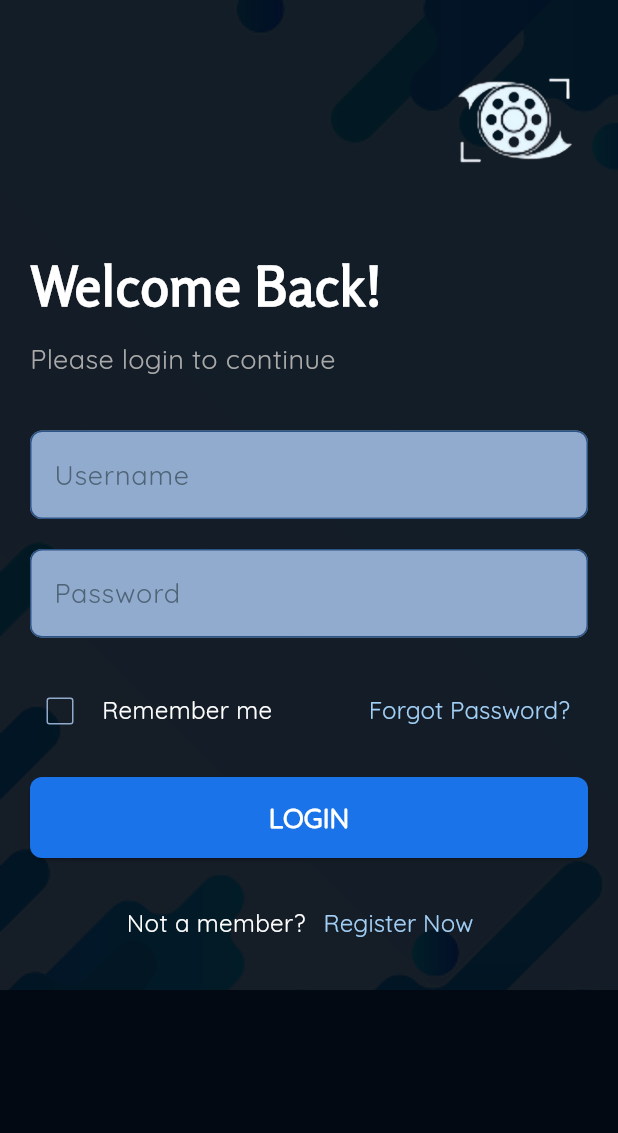
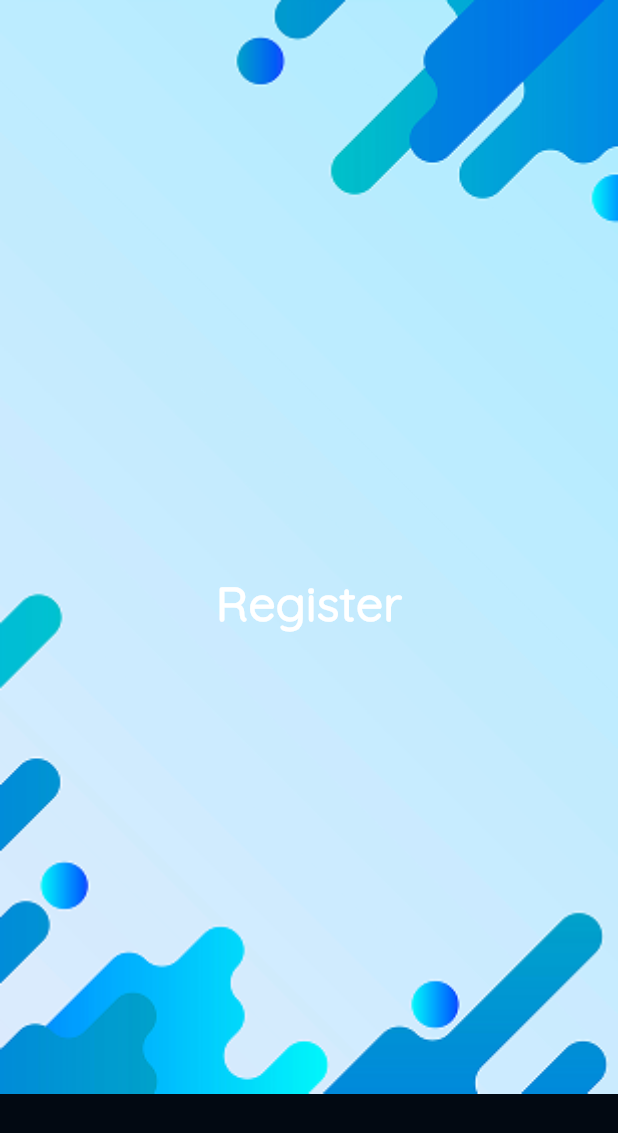
Before and after one commit to Lakshan18/CineFetch_Movie_Downloader_App, a Flutter app: the screen it shows after launch, after a tap on "Not a member?", on a phone screen of 412 x 824 dp. Shown: the top 1133 px of the screen. Run offline on Flutter 3.47's test engine with Material 3 defaults, Android fonts, the phone set to English and light mode, and no system bars; our stand-ins replace device_preview, simple_animations.

Commit message:
Cine Fetch
Added Animation for My project structure and set to the various animation to login screen

```diff
--- /dev/null
+++ b/cinefetch_app/lib/animation/custom_animation.dart
@@ -0,0 +1,110 @@
+import 'package:flutter/material.dart';
+import 'package:simple_animations/simple_animations.dart';
+
+enum AnimationType { fade, fadeSlide, bounce, swing }
+
+class CustomAnimation extends StatelessWidget {
+  final double delay;
+  final Widget child;
+  final AnimationType type;
+
+  const CustomAnimation(
+    this.delay,
+    this.child, {
+    super.key,
+    this.type = AnimationType.fade,
+  });
+
+  @override
+  Widget build(BuildContext context) {
+    final tween = MovieTween();
+
+    switch (type) {
+      case AnimationType.fade:
+        tween.tween('opacity', Tween(begin: 0.0, end: 1.0),
+            duration: const Duration(milliseconds: 500));
+        break;
+      case AnimationType.fadeSlide:
+        tween
+          ..tween('opacity', Tween(begin: 0.0, end: 1.0),
+              duration: const Duration(milliseconds: 500))
+          ..tween('translateY', Tween(begin: 30.0, end: 0.0),
+              duration: const Duration(milliseconds: 500));
+        break;
+      case AnimationType.bounce:
+        tween
+          ..tween('opacity', Tween(begin: 0.0, end: 1.0),
+              duration: const Duration(milliseconds: 400))
+          ..tween('translateY', Tween(begin: 60.0, end: 0.0),
+              duration: const Duration(milliseconds: 700), curve: Curves.bounceOut);
+        break;
+      case AnimationType.swing:
+        tween
+          ..tween('opacity', Tween(begin: 0.0, end: 1.0),
+              duration: const Duration(milliseconds: 400))
+          ..tween('angle', Tween(begin: -0.3, end: 0.0),
+              duration: const Duration(milliseconds: 700), curve: Curves.elasticOut);
+        break;
+    }
+
+    return PlayAnimationBuilder<Movie>(
+      tween: tween,
+      duration: tween.duration + Duration(milliseconds: (500 * delay).round()),
+      delay: Duration(milliseconds: (500 * delay).round()),
+      builder: (context, value, child) {
+        Widget animatedChild = child!;
+        if (type == AnimationType.fade) {
+          animatedChild = Opacity(opacity: value.get('opacity'), child: child);
+        } else if (type == AnimationType.fadeSlide || type == AnimationType.bounce) {
+          animatedChild = Opacity(
+            opacity: value.get('opacity'),
+            child: Transform.translate(
+              offset: Offset(0, value.get('translateY')),
+              child: child,
+            ),
+          );
+        } else if (type == AnimationType.swing) {
+          animatedChild = Opacity(
+            opacity: value.get('opacity'),
+            child: Transform.rotate(
+              angle: value.get('angle'),
+              child: child,
+            ),
+          );
+        }
+        return animatedChild;
+      },
+      child: child,
+    );
+  }
+}
+
+
+// import 'package:flutter/material.dart';
+// import 'package:simple_animations/simple_animations.dart';
+
+// class FadeAnimation extends StatelessWidget {
+//   final double delay;
+//   final Widget child;
+
+//   const FadeAnimation(this.delay, this.child, {super.key});
+
+//   @override
+//   Widget build(BuildContext context) {
+//     final tween = MovieTween()
+//       ..tween('opacity', Tween(begin: 0.0, end: 1.0), duration: const Duration(milliseconds: 500));
+
+//     return PlayAnimationBuilder<Movie>(
+//       tween: tween,
+//       duration: tween.duration + Duration(milliseconds: (500 * delay).round()),
+//       delay: Duration(milliseconds: (500 * delay).round()),
+//       builder: (context, value, child) {
+//         return Opacity(
+//           opacity: value.get('opacity'),
+//           child: child,
+//         );
+//       },
+//       child: child,
+//     );
+//   }
+// }
--- a/cinefetch_app/lib/screens/login_screen.dart
+++ b/cinefetch_app/lib/screens/login_screen.dart
@@ -1,5 +1,7 @@
+import 'package:cinefetch_app/animation/custom_animation.dart';
 import 'package:cinefetch_app/components/custom_textfield.dart';
 import 'package:flutter/material.dart';
+import 'package:cinefetch_app/screens/register_screen.dart';
 
 class LoginProcess extends StatefulWidget {
   const LoginProcess({super.key});
@@ -67,6 +69,9 @@ class _LoginScreenState extends State<LoginProcess> {
                           mainAxisAlignment: MainAxisAlignment.start,
                           crossAxisAlignment: CrossAxisAlignment.start,
                           children: <Widget>[
+                            CustomAnimation(
+                              0.6,
+                              type: AnimationType.fadeSlide,
                               Text(
                                 "Welcome Back!",
                                 style: TextStyle(
@@ -76,7 +81,11 @@ class _LoginScreenState extends State<LoginProcess> {
                                   fontWeight: FontWeight.w700,
                                 ),
                               ),
+                            ),
                             SizedBox(height: 10.0),
+                            CustomAnimation(
+                              0.62,
+                              type: AnimationType.fadeSlide,
                               Text(
                                 "Please login to continue",
                                 style: TextStyle(
@@ -84,6 +93,7 @@ class _LoginScreenState extends State<LoginProcess> {
                                   fontFamily: "Quicksand",
                                   color: Color.fromARGB(255, 170, 170, 170),
                                   fontWeight: FontWeight.w500,
+                                ),
                               ),
                             ),
                           ],
@@ -94,21 +104,32 @@ class _LoginScreenState extends State<LoginProcess> {
                     const SizedBox(height: 35.0),
 
                     //username textfield..
+                    CustomAnimation(
+                      0.65,
+                      type: AnimationType.bounce,
                       MyTextField(
                         controller: usernameController,
                         hinttext: "Username",
                         obsecuretext: false,
                       ),
+                    ),
 
                     const SizedBox(height: 20.0),
                     //password textfield..
+                    CustomAnimation(
+                      0.66,
+                      type: AnimationType.bounce,
                       MyTextField(
                         controller: passwordController,
                         hinttext: "Password",
                         obsecuretext: true,
                       ),
+                    ),
                     //remember me and forgot password..
                     const SizedBox(height: 25.0),
+                    CustomAnimation(
+                      0.7,
+                      type: AnimationType.swing,
                       Row(
                         mainAxisAlignment: MainAxisAlignment.spaceBetween,
                         crossAxisAlignment: CrossAxisAlignment.center,
@@ -184,9 +205,13 @@ class _LoginScreenState extends State<LoginProcess> {
                           ),
                         ],
                       ),
+                    ),
 
                     const SizedBox(height: 20.0),
                     //Login Button..
+                    CustomAnimation(
+                      0.72,
+                      type: AnimationType.fadeSlide,
                       SizedBox(
                         width: double.infinity,
                         child: ElevatedButton(
@@ -215,9 +240,13 @@ class _LoginScreenState extends State<LoginProcess> {
                           ),
                         ),
                       ),
+                    ),
 
                     const SizedBox(height: 20.0),
                     //Not a member? Register Now
+                    CustomAnimation(
+                      0.75,
+                      type: AnimationType.swing,
                       GestureDetector(
                         onTap: () {
                           // ignore: avoid_print
@@ -239,8 +268,12 @@ class _LoginScreenState extends State<LoginProcess> {
                             ),
                             TextButton(
                               onPressed: () {
-                              // ignore: avoid_print
-                              print("Register Now Pressed");
+                                Navigator.of(context).push(
+                                  MaterialPageRoute(
+                                    builder: (context) =>
+                                        const RegisterScreen(),
+                                  ),
+                                );
                               },
                               child: Text(
                                 "Register Now",
@@ -256,6 +289,7 @@ class _LoginScreenState extends State<LoginProcess> {
                           ],
                         ),
                       ),
+                    ),
                   ],
                 ),
               ),
--- /dev/null
+++ b/cinefetch_app/lib/screens/register_screen.dart
@@ -0,0 +1,52 @@
+import 'package:flutter/material.dart';
+
+class RegisterScreen extends StatefulWidget {
+  const RegisterScreen({super.key});
+
+  @override
+  State<RegisterScreen> createState() => _RegisterScreenState();
+}
+
+class _RegisterScreenState extends State<RegisterScreen> {
+  @override
+  Widget build(BuildContext context) {
+    return Scaffold(
+      backgroundColor: const Color(0xFF020912),
+      body: SafeArea(
+        top: true,
+        bottom: false,
+        child: Stack(
+          children: [
+            Positioned(
+              top: 0,
+              left: 0,
+              right: 0,
+              child: Image.asset(
+                'assets/page_background.png',
+                fit: BoxFit.cover,
+              ),
+            ),
+            Center(
+              child: Column(
+                mainAxisAlignment: MainAxisAlignment.center,
+                children: [
+                  const Text(
+                    'Register',
+                    style: TextStyle(
+                      fontSize: 32,
+                      color: Colors.white,
+                      fontFamily: 'Quicksand',
+                      fontWeight: FontWeight.bold,
+                    ),
+                  ),
+                  const SizedBox(height: 20),
+                  // Add your registration form fields here
+                ],
+              ),
+            ),
+          ],
+        ),
+      ),
+    );
+  }
+}
--- a/cinefetch_app/pubspec.yaml
+++ b/cinefetch_app/pubspec.yaml
@@ -35,6 +35,7 @@ dependencies:
   # Use with the CupertinoIcons class for iOS style icons.
   cupertino_icons: ^1.0.8
   device_preview: ^1.2.0
+  simple_animations: ^5.2.0
   # flutter_keyboard_visibility: ^5.3.0
 
 dev_dependencies:
```
Also changed, not shown: cinefetch_app/pubspec.lock. Lines whose indentation alone changed are shown as unchanged.
